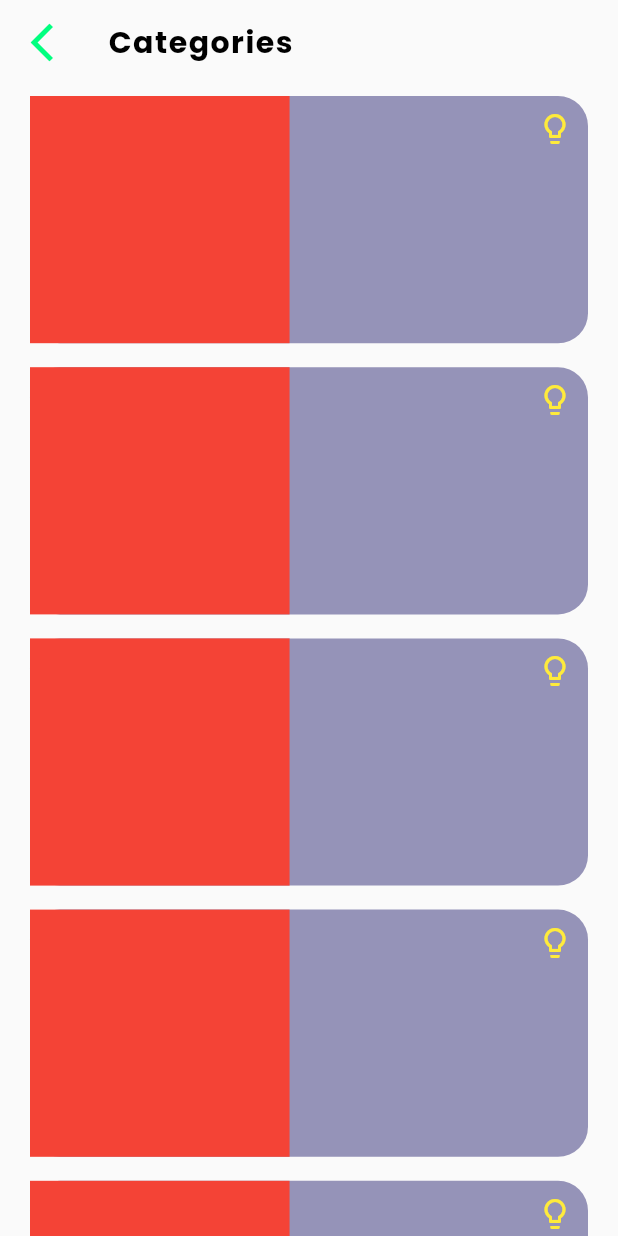
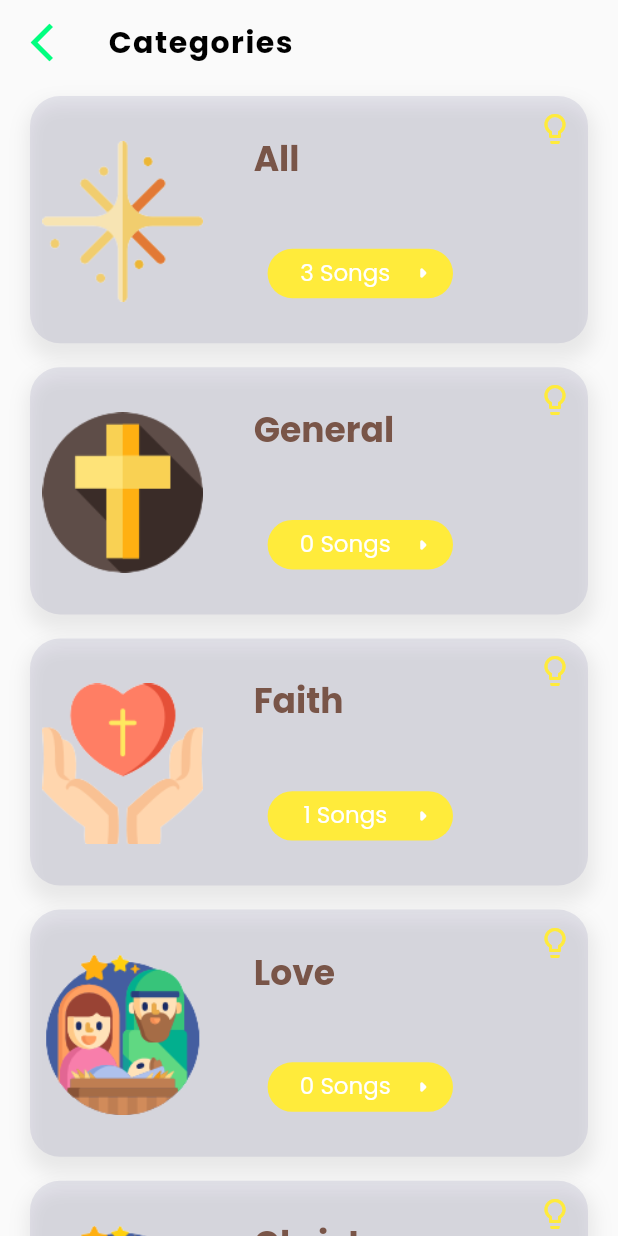
Before and after one commit to Ikechukwu-etoniru/children_acm_app, a Flutter app: the TeachingAidSongScreen screen opened by its route, on a phone screen of 412 x 824 dp. Run offline on Flutter 3.47's test engine with Material 2 defaults, Android fonts, the phone set to English and light mode, and no system bars; our stand-ins replace font_awesome_flutter.

Commit message:
Added song screen and logic

```diff
--- a/lib/dashboard_components/screens/dashboard_screen.dart
+++ b/lib/dashboard_components/screens/dashboard_screen.dart
@@ -12,7 +12,7 @@ class DashboardScreen extends StatelessWidget {
   static const primaryColor = Color(0xff00FF7F);
 
   static const categoryList = [
-    'All Songs',
+    'All',
     'General',
     'Faith',
     'Love',
--- a/lib/main.dart
+++ b/lib/main.dart
@@ -1,3 +1,4 @@
+import 'package:acm_diocese_of_calabar/teaching_aid_components/screen/single_song_screen.dart';
 import 'package:flutter/material.dart';
 import 'package:provider/provider.dart';
 
@@ -41,7 +42,8 @@ class MyApp extends StatelessWidget {
           TrainingCoursesScreen.routeName: (ctx) =>
               const TrainingCoursesScreen(),
           TeachingAidSongScreen.routeName: (ctx) =>
-              const TeachingAidSongScreen()
+              const TeachingAidSongScreen(),
+          SingleSongScreen.routeName: (ctx) => const SingleSongScreen()
         },
       ),
     );
--- a/lib/models/song.dart
+++ b/lib/models/song.dart
@@ -8,6 +8,7 @@ enum TaCategory {
   mothers,
   repentance,
   forgiveness,
+
 }
 
 class SongAid {
--- a/lib/provider/songs_provider.dart
+++ b/lib/provider/songs_provider.dart
@@ -27,7 +27,39 @@ class SongProvider with ChangeNotifier {
     return [..._songList];
   }
 
-  List<SongAid> filterByCategories(List<TaCategory> cateList) {
-    return _songList.where((song) => cateList.contains(song.category)).toList();
+  List<SongAid> songsByCategory(String categ) {
+    if (categ == 'All') {
+      return _songList;
+    }
+    TaCategory category = categ == 'Faith'
+        ? TaCategory.faith
+        : categ == 'General'
+            ? TaCategory.general
+            : categ == 'Christmas'
+                ? TaCategory.christmas
+                : categ == 'Love'
+                    ? TaCategory.love
+                    : categ == 'Easter'
+                        ? TaCategory.easter
+                        : categ == 'Father\'s Day'
+                            ? TaCategory.fathers
+                            : categ == 'Mother\'s Day'
+                                ? TaCategory.mothers
+                                : categ == 'Repentance'
+                                    ? TaCategory.repentance
+                                    : categ == 'Forgiveness'
+                                        ? TaCategory.forgiveness
+                                        : TaCategory.general;
+    return _songList.where((element) => element.category == category).toList();
+  }
+
+  int numberPerCategory(String cate) {
+    if (cate == 'All') {
+      return _songList.length;
+    }
+    return _songList
+        .where((song) => song.category.toString().contains(cate.toLowerCase()))
+        .toList()
+        .length;
   }
 }
--- a/lib/teaching_aid_components/screen/teaching_aid_songs.dart
+++ b/lib/teaching_aid_components/screen/teaching_aid_songs.dart
@@ -1,4 +1,6 @@
+import 'package:acm_diocese_of_calabar/provider/songs_provider.dart';
 import 'package:flutter/material.dart';
+import 'package:provider/provider.dart';
 
 import '/dashboard_components/screens/dashboard_screen.dart';
 import '/teaching_aid_components/screen/widgets/category_animation.dart';
@@ -10,7 +12,6 @@ class TeachingAidSongScreen extends StatelessWidget {
   @override
   Widget build(BuildContext context) {
     final deviceHeight = MediaQuery.of(context).size.height;
-    final deviceWidth = MediaQuery.of(context).size.width;
     return Scaffold(
       appBar: AppBar(
         backgroundColor: Colors.transparent,
@@ -39,6 +40,10 @@ class TeachingAidSongScreen extends StatelessWidget {
         itemBuilder: (context, index) => CategoryAnimationContainer(
           color: const Color(0xff312c76),
           height: deviceHeight * 0.2,
+          category: DashboardScreen.categoryList[index],
+          taType: 'Songs',
+          amount: Provider.of<SongProvider>(context)
+              .numberPerCategory(DashboardScreen.categoryList[index]),
         ),
       ),
     );
--- a/lib/teaching_aid_components/screen/widgets/category_animation.dart
+++ b/lib/teaching_aid_components/screen/widgets/category_animation.dart
@@ -1,10 +1,19 @@
+import 'package:acm_diocese_of_calabar/teaching_aid_components/screen/song_list_screen.dart';
 import 'package:flutter/material.dart';
 
 class CategoryAnimationContainer extends StatefulWidget {
   final double height;
   final Color color;
+  final String category;
+  final String taType;
+  final int amount;
   const CategoryAnimationContainer(
-      {required this.height, required this.color, Key? key})
+      {required this.height,
+      required this.color,
+      required this.category,
+      required this.taType,
+      required this.amount,
+      Key? key})
       : super(key: key);
 
   @override
@@ -15,6 +24,32 @@ class CategoryAnimationContainer extends StatefulWidget {
 class _CategoryAnimationContainerState
     extends State<CategoryAnimationContainer> {
   var _onTappped = false;
+  String get imageName {
+    if (widget.category == 'All') {
+      return 'images/all_pic.png';
+    } else if (widget.category == 'General') {
+      return 'images/general_pic.png';
+    } else if (widget.category == 'Faith') {
+      return 'images/faith_pic.png';
+    } else if (widget.category == 'Love') {
+      return 'images/christmass_pic.png';
+    } else if (widget.category == 'Christmas') {
+      return 'images/christmass_pic.png';
+    } else if (widget.category == 'Easter') {
+      return 'images/faith_pic.png';
+    } else if (widget.category == 'Father\'s Day') {
+      return 'images/fathers_pic.png';
+    } else if (widget.category == 'Mother\'s Day') {
+      return 'images/mothers_pic.png';
+    } else if (widget.category == 'Repentance') {
+      return 'images/bible_pic.png';
+    } else if (widget.category == 'Forgiveness') {
+      return 'images/faith_pic.png';
+    } else {
+      return 'images/general_pic.png';
+    }
+  }
+
   @override
   Widget build(BuildContext context) {
     return GestureDetector(
@@ -22,7 +57,13 @@ class _CategoryAnimationContainerState
         setState(() {
           _onTappped = true;
         });
-        Future.delayed(const Duration(milliseconds: 100), () {}).then((value) {
+        Future.delayed(const Duration(milliseconds: 100), () {
+          if (widget.taType == 'Songs') {
+            Navigator.of(context).push(MaterialPageRoute(builder: (_) {
+              return SongListScreen(taCategory: widget.category);
+            }));
+          }
+        }).then((value) {
           setState(() {
             _onTappped = false;
           });
@@ -35,9 +76,31 @@ class _CategoryAnimationContainerState
             : const EdgeInsets.symmetric(horizontal: 20, vertical: 8),
         height: !_onTappped ? widget.height : widget.height + 10,
         decoration: BoxDecoration(
-            color: widget.color.withOpacity(0.5),
+            color: widget.color.withOpacity(0.1),
             borderRadius: BorderRadius.circular(20),
-            boxShadow: _onTappped ? [] : []),
+            boxShadow: _onTappped
+                ? [
+                    BoxShadow(
+                      color: Colors.yellow.withOpacity(0.4),
+                      spreadRadius: 3,
+                      blurRadius: 10,
+                      offset: const Offset(1, 8),
+                    ),
+                    BoxShadow(
+                      color: Colors.yellow.withOpacity(0.2),
+                      spreadRadius: 5,
+                      blurRadius: 20,
+                      offset: const Offset(1, 29),
+                    ),
+                  ]
+                : [
+                    BoxShadow(
+                      color: Colors.grey.withOpacity(0.2),
+                      spreadRadius: 3,
+                      blurRadius: 10,
+                      offset: const Offset(1, 8),
+                    ),
+                  ]),
         child: Stack(
           children: [
             Positioned(
@@ -52,10 +115,60 @@ class _CategoryAnimationContainerState
                       color: Colors.yellow),
             ),
             Positioned(
+              top: 30,
+              child: SizedBox(
+                height: widget.height * 0.65,
+                width: (widget.height * 3) * 0.25,
+                child: Image.asset(
+                  imageName,
+                  fit: BoxFit.contain,
+                ),
+              ),
+            ),
+            Positioned(
+              right: 35,
+              top: 25,
+              child: SizedBox(
+                height: widget.height * 0.6,
+                width: (widget.height * 3) * 0.38,
+                child: Text(
+                  widget.category,
+                  style: const TextStyle(
+                      color: Colors.brown,
+                      fontSize: 23,
+                      fontWeight: FontWeight.w700),
+                ),
+              ),
+            ),
+            Positioned(
+              right: 90,
+              bottom: 30,
               child: Container(
-                height: widget.height ,
-                width: (widget.height * 3) * 0.35,
-                color: Colors.red,
+                padding:
+                    const EdgeInsets.symmetric(horizontal: 10, vertical: 5),
+                height: widget.height * 0.20,
+                width: (widget.height * 3) * 0.25,
+                decoration: BoxDecoration(
+                  color: Colors.yellow,
+                  borderRadius: BorderRadius.circular(20),
+                ),
+                child: Row(
+                  children: [
+                    Expanded(
+                      child: FittedBox(
+                        child: Text(
+                          '${widget.amount} ${widget.taType}',
+                          style: const TextStyle(color: Colors.white),
+                        ),
+                      ),
+                    ),
+                    const Icon(
+                      Icons.arrow_right_rounded,
+                      color: Colors.white,
+                      size: 20,
+                    ),
+                  ],
+                ),
               ),
             )
           ],
```
Also changed, not shown: lib/teaching_aid_components/screen/single_song_screen.dart (added, +64 -0 lines), lib/teaching_aid_components/screen/song_list_screen.dart (added, +216 -0 lines), lib/teaching_aid_components/screen/teaching_aid_screen.dart (+9 -9 lines).
